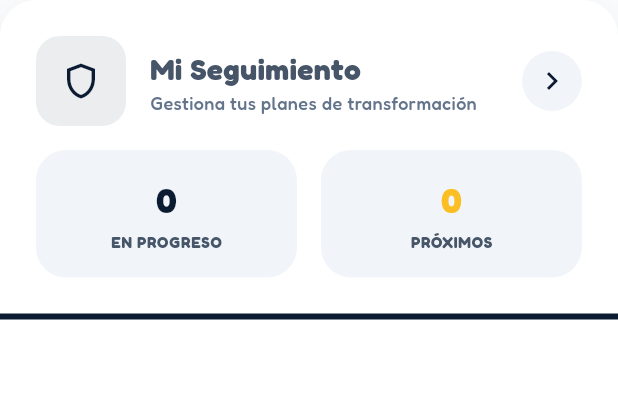
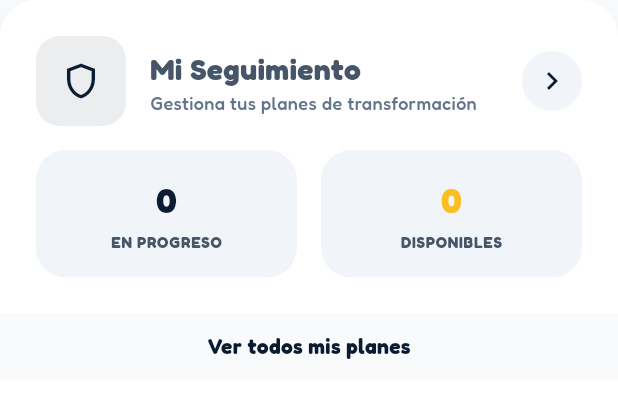
Before and after one commit to Imandro/ConectaMas, a Flutter app: the StruggleSummary widget shown alone on an empty page, opened directly, on a phone screen of 412 x 824 dp. Shown: the top 398 px of the screen. Run offline on Flutter 3.47's test engine with Material 3 defaults, Android fonts, the phone set to English and light mode, and no system bars; drawn by our look-alikes of flutter_animate; our stand-ins replace audioplayers, dio, flutter_riverpod, go_router, google_fonts, shared_preferences; accounts and stored records are empty; network calls fail; project files that could hold a hidden picture were left out.

Commit message:
Actualizacion Seguimiento y nuevas funciones

```diff
--- a/conecta_plus_app/lib/features/dashboard/presentation/widgets/struggle_summary.dart
+++ b/conecta_plus_app/lib/features/dashboard/presentation/widgets/struggle_summary.dart
@@ -2,6 +2,7 @@ import 'package:flutter/material.dart';
 import 'package:flutter_riverpod/flutter_riverpod.dart';
 import 'package:go_router/go_router.dart';
 import 'package:google_fonts/google_fonts.dart';
+import 'package:flutter_animate/flutter_animate.dart';
 import '../../../../config/theme.dart';
 import '../../data/struggle_provider.dart';
 import '../../data/models/struggle_model.dart';
@@ -12,8 +13,12 @@ class StruggleSummary extends ConsumerWidget {
   @override
   Widget build(BuildContext context, WidgetRef ref) {
     final struggleState = ref.watch(struggleProvider);
-    final activeCount = struggleState.struggles.where((s) => s.status == StruggleStatus.active && s.isStarted).length;
-    final availableCount = struggleState.struggles.where((s) => s.status == StruggleStatus.active && !s.isStarted).length;
+    final activeCount = struggleState.struggles
+        .where((s) => s.status == StruggleStatus.active && s.isStarted)
+        .length;
+    final availableCount = struggleState.struggles
+        .where((s) => s.status == StruggleStatus.active && !s.isStarted)
+        .length;
 
     return GestureDetector(
       onTap: () => context.push('/dashboard/luchas'),
@@ -48,8 +53,11 @@ class StruggleSummary extends ConsumerWidget {
                                 color: AppTheme.primary.withValues(alpha: 0.08),
                                 borderRadius: BorderRadius.circular(16),
                               ),
-                              child: const Icon(Icons.shield_outlined, color: AppTheme.primary, size: 28),
-                            ),
+                              child: const Icon(Icons.shield_outlined,
+                                  color: AppTheme.primary, size: 28),
+                            )
+                                .animate(onPlay: (c) => c.repeat(reverse: true))
+                                .moveY(begin: -2, end: 2, duration: 2.seconds),
                             const SizedBox(width: 16),
                             Column(
                               crossAxisAlignment: CrossAxisAlignment.start,
@@ -80,8 +88,11 @@ class StruggleSummary extends ConsumerWidget {
                             color: Color(0xFFF1F5F9),
                             shape: BoxShape.circle,
                           ),
-                          child: const Icon(Icons.chevron_right, color: AppTheme.primary, size: 24),
-                        ),
+                          child: const Icon(Icons.chevron_right,
+                              color: AppTheme.primary, size: 24),
+                        )
+                            .animate(onPlay: (c) => c.repeat(reverse: true))
+                            .moveX(begin: -2, end: 2, duration: 1.seconds),
                       ],
                     ),
                     const SizedBox(height: 16),
@@ -93,35 +104,45 @@ class StruggleSummary extends ConsumerWidget {
                             label: 'EN PROGRESO',
                             valueColor: AppTheme.primary,
                             bgColor: const Color(0xFFF1F5F9),
-                          ),
+                          ).animate().fadeIn(delay: 200.ms).slideX(begin: -0.2),
                         ),
                         const SizedBox(width: 16),
                         Expanded(
                           child: _StatBox(
                             value: '$availableCount',
-                            label: 'PRÓXIMOS',
+                            label: 'DISPONIBLES',
                             valueColor: AppTheme.accent,
                             bgColor: const Color(0xFFF1F5F9),
-                          ),
+                          ).animate().fadeIn(delay: 400.ms).slideX(begin: 0.2),
                         ),
                       ],
                     ),
                   ],
                 ),
               ),
+              // Footer
               Container(
-                height: 4,
                 width: double.infinity,
-                color: AppTheme.primary,
+                padding: const EdgeInsets.symmetric(vertical: 12),
+                color: const Color(0xFFF8FAFC),
+                child: Center(
+                  child: Text(
+                    'Ver todos mis planes',
+                    style: GoogleFonts.fredoka(
+                      color: AppTheme.primary,
+                      fontWeight: FontWeight.w700,
+                      fontSize: 14,
+                    ),
+                  ),
+                ),
               ),
             ],
           ),
         ),
       ),
-    );
+    ).animate().fadeIn(duration: 400.ms).slideY(begin: 0.2);
   }
 }
-
 
 class _StatBox extends StatelessWidget {
   final String value;
```
Also changed, not shown: conecta_plus_app/lib/features/dashboard/presentation/widgets/sos_card.dart (+18 -7 lines).
